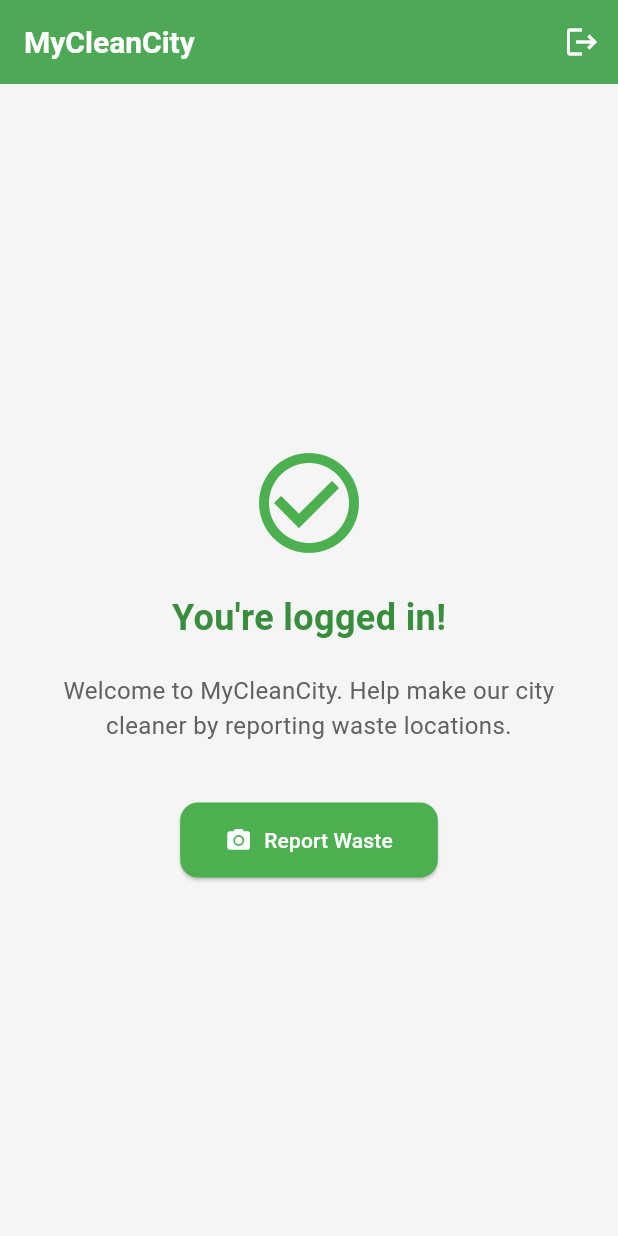
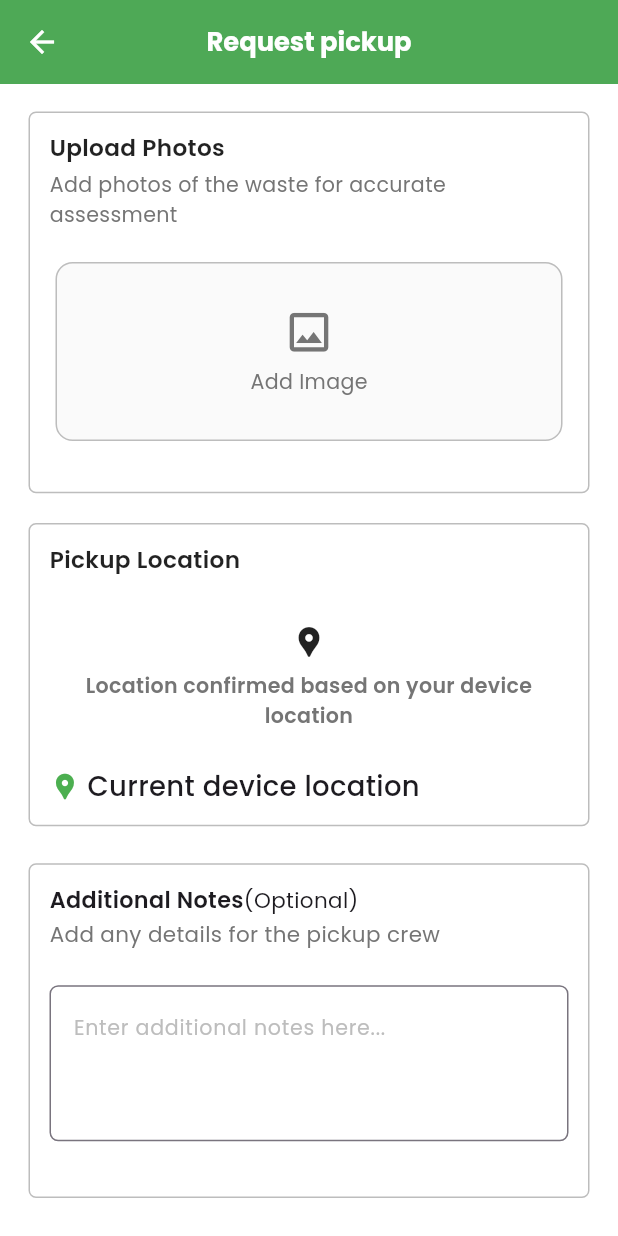
Before and after one commit to EdouardKamole/MyCleanCityApp, a Flutter app: the screen it shows once a user with an empty profile is signed in, after a tap on "Report Waste", on a phone screen of 412 x 824 dp. Run offline on Flutter 3.47's test engine with Material 3 defaults, Android fonts, the phone set to English and light mode, and no system bars; our stand-ins replace firebase_auth, firebase_core, flutter_screenutil, google_fonts, image_picker; accounts and stored records are empty.

Commit message:
added report screen

```diff
--- a/lib/login_page.dart
+++ b/lib/login_page.dart
@@ -5,7 +5,7 @@ import 'package:my_clean_city_app/components/my_textField.dart';
 import 'package:my_clean_city_app/components/square_tile.dart';
 // Fix import paths - ensure these paths are correct relative to your project structure
 import 'package:my_clean_city_app/forgotpassword_page.dart';
-import 'package:my_clean_city_app/regester_page.dart'; // Note: Using the actual file name with "Regester" spelling
+import 'package:my_clean_city_app/register.dart'; // Note: Using the actual file name with "Regester" spelling
 
 class LoginPage extends StatefulWidget {
   final Function()? onTap;
--- a/lib/main.dart
+++ b/lib/main.dart
@@ -2,6 +2,7 @@ import 'package:flutter/material.dart';
 import 'package:firebase_core/firebase_core.dart';
 import 'package:my_clean_city_app/pages/auth_page.dart';
 import 'firebase_options.dart';
+import 'package:flutter_screenutil/flutter_screenutil.dart';
 
 void main() async {
   WidgetsFlutterBinding.ensureInitialized();
@@ -14,6 +15,12 @@ class MyApp extends StatelessWidget {
 
   @override
   Widget build(BuildContext context) {
+    // Initialize screen utils
+    return ScreenUtilInit(
+      designSize: const Size(360, 690),
+      minTextAdapt: true,
+      splitScreenMode: true,
+      builder: (context, child) {
         return MaterialApp(
           // Removed const here
           debugShowCheckedModeBanner: false,
@@ -28,7 +35,7 @@ class MyApp extends StatelessWidget {
               iconTheme: IconThemeData(color: Colors.white),
               titleTextStyle: TextStyle(
                 color: Colors.white,
-            fontSize: 20,
+                fontSize: 20.sp,
                 fontWeight: FontWeight.bold,
               ),
             ),
@@ -37,9 +44,9 @@ class MyApp extends StatelessWidget {
                 backgroundColor: Color(0xFF4CAF50),
                 foregroundColor: Colors.white,
                 shape: RoundedRectangleBorder(
-              borderRadius: BorderRadius.circular(12),
+                  borderRadius: BorderRadius.circular(12.r),
                 ),
-            padding: EdgeInsets.symmetric(vertical: 15),
+                padding: EdgeInsets.symmetric(vertical: 15.h),
               ),
             ),
             textButtonTheme: TextButtonThemeData(
@@ -48,5 +55,7 @@ class MyApp extends StatelessWidget {
           ),
           home: AuthPage(),
         );
+      },
+    );
   }
 }
--- a/lib/pages/auth_page.dart
+++ b/lib/pages/auth_page.dart
@@ -1,6 +1,5 @@
 import 'package:flutter/material.dart';
 import 'package:firebase_auth/firebase_auth.dart';
-
 import 'package:my_clean_city_app/login_page.dart';
 import 'package:my_clean_city_app/pages/home_page.dart';
 
--- a/lib/pages/home_page.dart
+++ b/lib/pages/home_page.dart
@@ -1,5 +1,6 @@
 import 'package:flutter/material.dart';
-import 'package:firebase_auth/firebase_auth.dart'; // Add this import
+import 'package:firebase_auth/firebase_auth.dart';
+import 'package:my_clean_city_app/pages/request_pickup_screen.dart'; // Add this import
 
 class HomePage extends StatelessWidget {
   const HomePage({super.key});
@@ -56,7 +57,12 @@ class HomePage extends StatelessWidget {
               SizedBox(height: 40),
               ElevatedButton.icon(
                 onPressed: () {
-                  // Navigate to report waste screen
+                  Navigator.push(
+                    context,
+                    MaterialPageRoute(
+                      builder: (context) => RequestPickupScreen(),
+                    ),
+                  );
                 },
                 icon: Icon(Icons.camera_alt),
                 label: Text('Report Waste'),
--- /dev/null
+++ b/lib/pages/request_pickup_screen.dart
@@ -0,0 +1,346 @@
+import 'dart:io';
+import 'package:flutter/material.dart';
+import 'package:flutter_screenutil/flutter_screenutil.dart';
+import 'package:google_fonts/google_fonts.dart';
+import 'package:image_picker/image_picker.dart';
+
+class RequestPickupScreen extends StatefulWidget {
+  const RequestPickupScreen({Key? key}) : super(key: key);
+
+  @override
+  State<RequestPickupScreen> createState() => _RequestPickupScreenState();
+}
+
+class _RequestPickupScreenState extends State<RequestPickupScreen> {
+  List<File> _images = [];
+
+  Future<void> _pickImage() async {
+    if (_images.length >= 4) {
+      // Optionally show a message that the limit has been reached
+      return;
+    }
+
+    final ImagePicker picker = ImagePicker();
+    final XFile? image = await picker.pickImage(source: ImageSource.gallery);
+
+    if (image != null) {
+      setState(() {
+        _images.add(File(image.path));
+      });
+    }
+  }
+
+  void _removeImage(int index) {
+    setState(() {
+      _images.removeAt(index);
+    });
+  }
+
+  @override
+  Widget build(BuildContext context) {
+    return Scaffold(
+      appBar: AppBar(
+        backgroundColor: Color(0xFF4CAF50),
+        elevation: 2,
+        centerTitle: true,
+        title: Text(
+          "Request pickup",
+          style: GoogleFonts.poppins(fontSize: 15.sp),
+        ),
+      ),
+      body: SingleChildScrollView(
+        child: Container(
+          margin: EdgeInsetsDirectional.symmetric(horizontal: 15),
+          child: Column(
+            crossAxisAlignment: CrossAxisAlignment.start,
+            children: [
+              SizedBox(height: 12.h),
+              Card(
+                elevation: 0,
+                color: Colors.white,
+                shape: RoundedRectangleBorder(
+                  side: BorderSide(color: Colors.grey.shade400, width: 1),
+                  borderRadius: BorderRadius.circular(5),
+                ),
+                child: Padding(
+                  padding: const EdgeInsets.all(14),
+                  child: Column(
+                    crossAxisAlignment: CrossAxisAlignment.start,
+                    children: [
+                      Text(
+                        "Upload Photos",
+                        style: GoogleFonts.poppins(
+                          fontSize: 13.5.sp,
+                          fontWeight: FontWeight.w600,
+                          color: Colors.black87,
+                        ),
+                      ),
+                      SizedBox(height: 2.h),
+                      Text(
+                        "Add photos of the waste for accurate assessment",
+                        style: GoogleFonts.poppins(
+                          fontSize: 12.sp,
+                          color: Colors.grey.shade600,
+                          fontWeight: FontWeight.normal,
+                        ),
+                      ),
+                      SizedBox(height: 15.h),
+                      // Image Selection Area
+                      GestureDetector(
+                        onTap: _pickImage,
+                        child: Card(
+                          elevation: 0,
+                          shape: RoundedRectangleBorder(
+                            side: BorderSide(
+                              color: Colors.grey.shade400,
+                              width: 1,
+                            ),
+                            borderRadius: BorderRadius.circular(10.r),
+                          ),
+                          color: Colors.grey.shade50,
+                          child: Container(
+                            height: 100.h,
+                            width: double.infinity,
+                            child:
+                                _images.isEmpty
+                                    ? Column(
+                                      mainAxisAlignment:
+                                          MainAxisAlignment.center,
+                                      children: [
+                                        Icon(
+                                          Icons.image_outlined,
+                                          size: 30.sp,
+                                          color: Colors.grey.shade600,
+                                        ),
+                                        SizedBox(height: 5.h),
+                                        Text(
+                                          "Add Image",
+                                          style: GoogleFonts.poppins(
+                                            fontSize: 12.sp,
+                                            color: Colors.grey.shade600,
+                                          ),
+                                        ),
+                                      ],
+                                    )
+                                    : SizedBox(
+                                      height: 100.h,
+                                      child: ListView.builder(
+                                        scrollDirection: Axis.horizontal,
+                                        itemCount: _images.length,
+                                        itemBuilder: (context, index) {
+                                          return Stack(
+                                            children: [
+                                              Container(
+                                                width: 100.w,
+                                                margin: EdgeInsets.only(
+                                                  right: 5.w,
+                                                ),
+                                                decoration: BoxDecoration(
+                                                  borderRadius:
+                                                      BorderRadius.circular(
+                                                        5.r,
+                                                      ),
+                                                  image: DecorationImage(
+                                                    image: FileImage(
+                                                      _images[index],
+                                                    ),
+                                                    fit: BoxFit.cover,
+                                                  ),
+                                                ),
+                                              ),
+                                              Positioned(
+                                                top: 2.w,
+                                                right: 7.w,
+                                                child: InkWell(
+                                                  onTap:
+                                                      () => _removeImage(index),
+                                                  child: Container(
+                                                    padding: EdgeInsets.all(
+                                                      2.w,
+                                                    ),
+                                                    decoration: BoxDecoration(
+                                                      color: Colors.red,
+                                                      shape: BoxShape.circle,
+                                                    ),
+                                                    child: Icon(
+                                                      Icons.close,
+                                                      size: 14.sp,
+                                                      color: Colors.white,
+                                                    ),
+                                                  ),
+                                                ),
+                                              ),
+                                            ],
+                                          );
+                                        },
+                                      ),
+                                    ),
+                          ),
+                        ),
+                      ),
+                      SizedBox(height: 14.h),
+                    ],
+                  ),
+                ),
+              ),
+              SizedBox(height: 10.h),
+              SizedBox(
+                width: double.infinity,
+                child: Card(
+                  elevation: 0,
+                  color: Colors.white,
+                  shape: RoundedRectangleBorder(
+                    side: BorderSide(color: Colors.grey.shade400, width: 1),
+                    borderRadius: BorderRadius.circular(5),
+                  ),
+                  child: Padding(
+                    padding: const EdgeInsets.all(14),
+                    child: Column(
+                      crossAxisAlignment: CrossAxisAlignment.start,
+                      children: [
+                        Text(
+                          "Pickup Location",
+                          style: GoogleFonts.poppins(
+                            fontSize: 13.5.sp,
+                            fontWeight: FontWeight.w600,
+                            color: Colors.black87,
+                          ),
+                        ),
+                        SizedBox(height: 6.h),
+                        // Align(
+                        //   alignment: Alignment.center,
+                        //   child: Text(
+                        //     "Confirm or edit your pickup Address",
+                        //     style: GoogleFonts.poppins(
+                        //       fontSize: 12.sp,
+                        //       color: Colors.grey.shade600,
+                        //       fontWeight: FontWeight.normal,
+                        //     ),
+                        //   ),
+                        // ),
+                        SizedBox(height: 20.h),
+                        Align(
+                          alignment: Alignment.center,
+                          child: Icon(Icons.location_pin),
+                        ),
+                        SizedBox(height: 6.h),
+                        Text(
+                          "Location confirmed based on your device location",
+                          textAlign: TextAlign.center,
+                          style: GoogleFonts.poppins(
+                            fontSize: 12.sp,
+                            color: Colors.grey.shade600,
+                            fontWeight: FontWeight.w600,
+                          ),
+                        ),
+                        SizedBox(height: 20.h),
+                        Row(
+                          children: [
+                            Icon(
+                              Icons.location_pin,
+                              color: Colors.green,
+                              size: 18.sp,
+                            ),
+                            SizedBox(width: 4.w),
+                            Text(
+                              "Current device location",
+                              style: GoogleFonts.poppins(
+                                fontSize: 16.sp,
+                                fontWeight: FontWeight.w500,
+                              ),
+                            ),
+                          ],
+                        ),
+                      ],
+                    ),
+                  ),
+                ),
+              ),
+              SizedBox(height: 14.h),
+              Card(
+                elevation: 0,
+                color: Colors.white,
+                shape: RoundedRectangleBorder(
+                  side: BorderSide(color: Colors.grey.shade400, width: 1),
+                  borderRadius: BorderRadius.circular(5),
+                ),
+                child: Padding(
+                  padding: const EdgeInsets.all(14),
+                  child: Column(
+                    crossAxisAlignment: CrossAxisAlignment.start,
+                    children: [
+                      Row(
+                        children: [
+                          Text(
+                            "Additional Notes",
+                            style: GoogleFonts.poppins(
+                              fontSize: 13.sp,
+                              fontWeight: FontWeight.w600,
+                            ),
+                          ),
+                          Text(
+                            "(Optional)",
+                            style: GoogleFonts.poppins(fontSize: 12.5.sp),
+                          ),
+                        ],
+                      ),
+                      SizedBox(height: 2.h),
+                      Text(
+                        "Add any details for the pickup crew",
+                        style: GoogleFonts.poppins(
+                          fontSize: 12.5.sp,
+                          color: Colors.grey.shade600,
+                        ),
+                      ),
+                      SizedBox(height: 20.h),
+                      TextFormField(
+                        decoration: InputDecoration(
+                          hintText: "Enter additional notes here...",
+                          hintStyle: GoogleFonts.poppins(
+                            fontSize: 12.sp,
+                            color: Colors.grey.shade400,
+                          ),
+                          border: OutlineInputBorder(
+                            borderRadius: BorderRadius.circular(5.r),
+                            borderSide: BorderSide(color: Colors.grey.shade400),
+                          ),
+                          focusedBorder: OutlineInputBorder(
+                            borderRadius: BorderRadius.circular(5.r),
+                            borderSide: BorderSide(color: Colors.green),
+                          ),
+                        ),
+                        maxLines: 3,
+                      ),
+                      SizedBox(height: 20.h),
+                    ],
+                  ),
+                ),
+              ),
+              SizedBox(height: 20.h),
+              SizedBox(
+                width: double.infinity,
+                height: 48.h,
+                child: ElevatedButton(
+                  style: ElevatedButton.styleFrom(
+                    backgroundColor: Color(0xFF4CAF50), // Match AppBar color
+                    textStyle: GoogleFonts.poppins(
+                      fontSize: 14.sp,
+                      fontWeight: FontWeight.w600,
+                    ),
+                    foregroundColor: Colors.white,
+                    shape: RoundedRectangleBorder(
+                      borderRadius: BorderRadius.circular(8.r),
+                    ),
+                  ),
+                  onPressed: () {},
+                  child: Text("Request Pickup"),
+                ),
+              ),
+              SizedBox(height: 30.h),
+            ],
+          ),
+        ),
+      ),
+    );
+  }
+}
--- a/lib/regester_page.dart
+++ b/lib/register.dart
@@ -1,5 +1,6 @@
 import 'package:firebase_auth/firebase_auth.dart';
 import 'package:flutter/material.dart';
+import 'package:flutter_screenutil/flutter_screenutil.dart';
 import 'package:my_clean_city_app/components/my_button.dart';
 import 'package:my_clean_city_app/components/my_textField.dart';
 import 'package:my_clean_city_app/components/square_tile.dart';
@@ -111,12 +112,12 @@ class _RegesterPageState extends State<RegesterPage> {
             child: Column(
               mainAxisAlignment: MainAxisAlignment.center,
               children: [
-                const SizedBox(height: 35.0),
+                SizedBox(height: 30.h),
 
                 // Logo
                 Container(
-                  height: 100,
-                  width: 100,
+                  height: 100.h,
+                  width: 100.w,
                   decoration: BoxDecoration(
                     color: Color(0xFFE8F5E9),
                     shape: BoxShape.circle,
@@ -128,7 +129,7 @@ class _RegesterPageState extends State<RegesterPage> {
                   ),
                 ),
 
-                const SizedBox(height: 20.0),
+                SizedBox(height: 20.h),
 
                 // App name
                 Text(
@@ -140,15 +141,15 @@ class _RegesterPageState extends State<RegesterPage> {
                   ),
                 ),
 
-                const SizedBox(height: 10.0),
+                SizedBox(height: 10.h),
 
                 // Welcome message
                 Text(
                   'Join us and help keep our city clean!',
-                  style: TextStyle(color: Colors.grey[700], fontSize: 16),
+                  style: TextStyle(color: Colors.grey[700], fontSize: 16.sp),
                 ),
 
-                const SizedBox(height: 20.0),
+                SizedBox(height: 20.h),
 
                 // Error message if any
                 if (_errorMessage != null)
@@ -168,7 +169,7 @@ class _RegesterPageState extends State<RegesterPage> {
                     ),
                   ),
 
-                if (_errorMessage != null) const SizedBox(height: 15.0),
+                if (_errorMessage != null) SizedBox(height: 15.h),
 
                 // Name field
                 MyTextField(
@@ -178,7 +179,7 @@ class _RegesterPageState extends State<RegesterPage> {
                   prefixIcon: Icons.person,
                 ),
 
-                SizedBox(height: 10),
+                SizedBox(height: 10.h),
 
                 // Email field
                 MyTextField(
@@ -188,7 +189,7 @@ class _RegesterPageState extends State<RegesterPage> {
                   prefixIcon: Icons.email,
                 ),
 
-                SizedBox(height: 10),
+                SizedBox(height: 10.h),
 
                 // Password field
                 MyTextField(
@@ -198,7 +199,7 @@ class _RegesterPageState extends State<RegesterPage> {
                   prefixIcon: Icons.lock,
                 ),
 
-                SizedBox(height: 10),
+                SizedBox(height: 10.h),
 
                 // Confirm password field
                 MyTextField(
@@ -208,7 +209,7 @@ class _RegesterPageState extends State<RegesterPage> {
                   prefixIcon: Icons.lock_outline,
                 ),
 
-                const SizedBox(height: 25),
+                SizedBox(height: 25.h),
 
                 // Sign Up button
                 _isLoading
@@ -229,13 +230,13 @@ class _RegesterPageState extends State<RegesterPage> {
                       child: Text(
                         'Sign Up',
                         style: TextStyle(
-                          fontSize: 16,
+                          fontSize: 16.sp,
                           fontWeight: FontWeight.bold,
                         ),
                       ),
                     ),
 
-                SizedBox(height: 20),
+                SizedBox(height: 20.h),
 
                 // Or continue with
                 Padding(
@@ -259,7 +260,7 @@ class _RegesterPageState extends State<RegesterPage> {
                   ),
                 ),
 
-                const SizedBox(height: 20),
+                SizedBox(height: 20.h),
 
                 // Google + Apple sign up buttons
                 Row(
@@ -273,7 +274,7 @@ class _RegesterPageState extends State<RegesterPage> {
                   ],
                 ),
 
-                SizedBox(height: 15),
+                SizedBox(height: 15.h),
 
                 // Already a member? Login now
                 Row(
@@ -283,7 +284,7 @@ class _RegesterPageState extends State<RegesterPage> {
                       'Already have an account?',
                       style: TextStyle(color: Colors.grey[700]),
                     ),
-                    const SizedBox(width: 4),
+                    SizedBox(width: 4.w),
                     GestureDetector(
                       onTap: widget.onTap,
                       child: Text(
@@ -297,7 +298,7 @@ class _RegesterPageState extends State<RegesterPage> {
                   ],
                 ),
 
-                SizedBox(height: 20),
+                SizedBox(height: 20.h),
               ],
             ),
           ),
--- a/pubspec.yaml
+++ b/pubspec.yaml
@@ -36,6 +36,10 @@ dependencies:
   cupertino_icons: ^1.0.8
   firebase_core: ^3.13.0
   firebase_auth: ^5.5.3
+  flutter_screenutil: ^5.9.3
+  google_fonts: ^6.2.1
+  dotted_border: ^3.0.1
+  image_picker: ^1.1.2
 
 dev_dependencies:
   flutter_test:
```
Also changed, not shown: pubspec.lock, 5 other files. Lines whose indentation alone changed are shown as unchanged.
